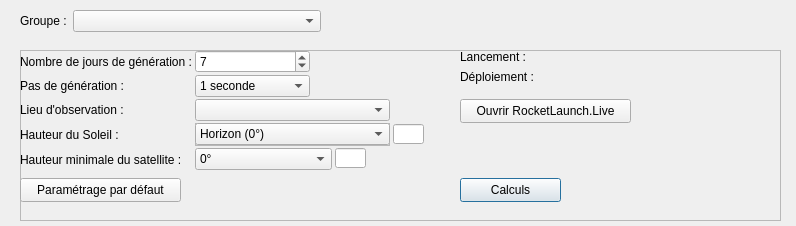
Before: the Qt Designer form src/interface/onglets/previsions/calculsstarlink.ui in mconsidine/previsat_archive, drawn with Qt 5.
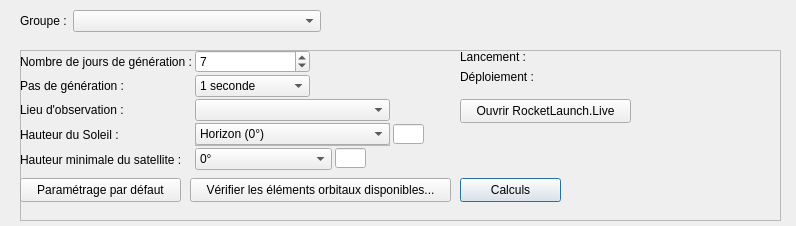
After: the same form once the commit is applied.

```diff
--- a/src/interface/onglets/previsions/calculsstarlink.ui
+++ b/src/interface/onglets/previsions/calculsstarlink.ui
@@ -572,6 +572,19 @@
      <string>Ouvrir RocketLaunch.Live</string>
     </property>
    </widget>
+   <widget class="QPushButton" name="verifGpDisponibles">
+    <property name="geometry">
+     <rect>
+      <x>170</x>
+      <y>128</y>
+      <width>261</width>
+      <height>24</height>
+     </rect>
+    </property>
+    <property name="text">
+     <string>Vérifier les éléments orbitaux disponibles...</string>
+    </property>
+   </widget>
   </widget>
  </widget>
  <resources/>
```
